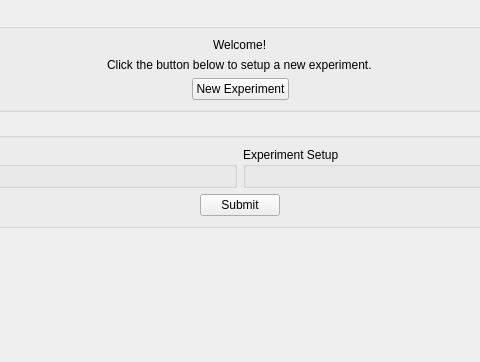
parallax-xallaraq/ObjectTrackMatrix, file ObjectTrackMatrix/MainWindow.ui: the form before one commit; both pictures show x 160 to 640 and y 0 to 362 of the 800 by 362 pixel window.
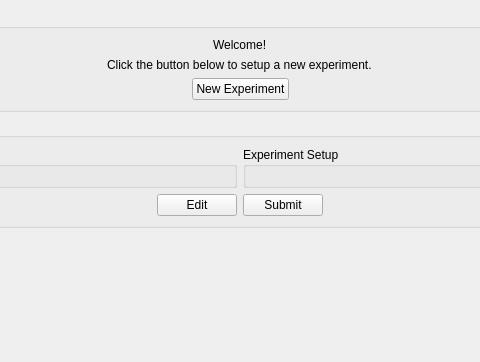
The form after the commit. Custom widgets are drawn as their Qt base class.

Commit message: add edit settings button

```diff
--- a/ObjectTrackMatrix/MainWindow.ui
+++ b/ObjectTrackMatrix/MainWindow.ui
@@ -64,6 +64,13 @@
            </property>
           </spacer>
          </item>
+         <item>
+          <widget class="QPushButton" name="pushButton_experimentEdit">
+           <property name="text">
+            <string>Edit</string>
+           </property>
+          </widget>
+         </item>
          <item>
           <widget class="QPushButton" name="pushButton_experimentSubmit">
            <property name="text">
```
The commit also changes 9 other files.
